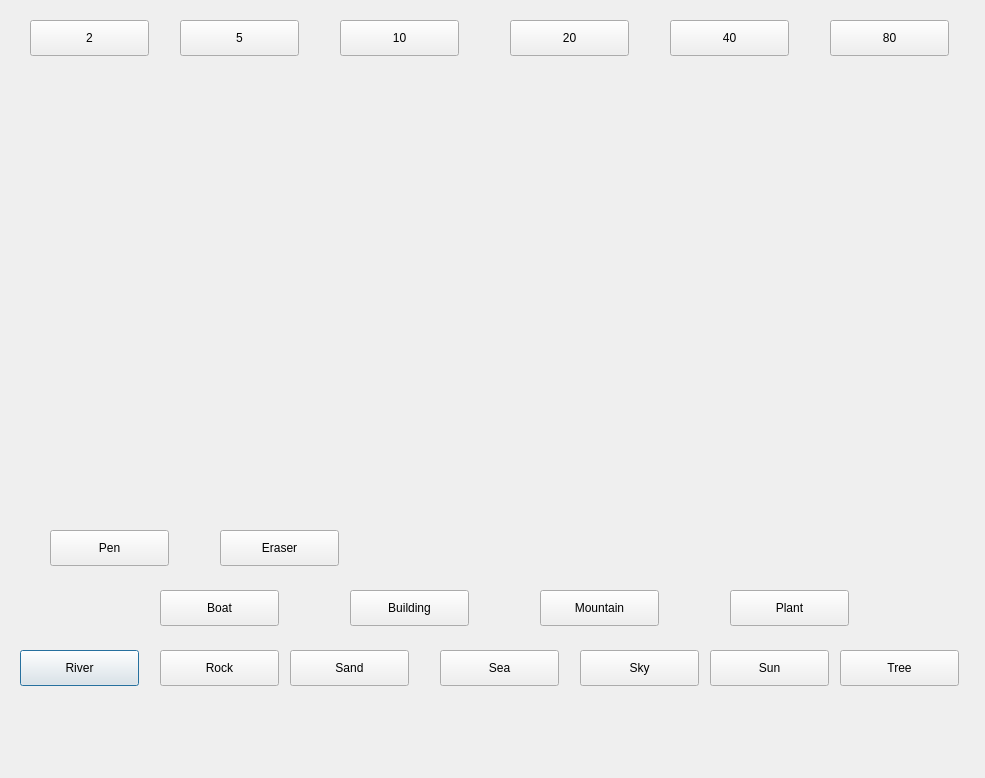
Qt form coast.ui (Shawlleyw/qt-painter) before a commit.
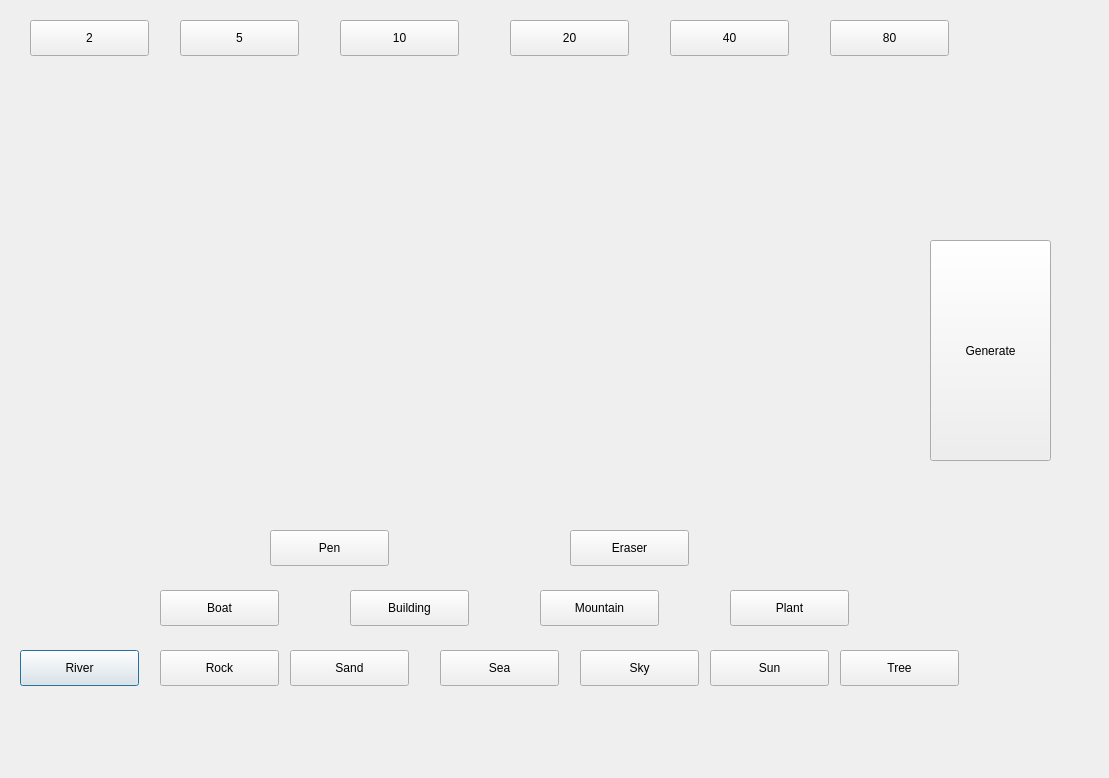
The same form after that commit.

Patch:
```diff
--- a/coast.ui
+++ b/coast.ui
@@ -6,7 +6,7 @@
    <rect>
     <x>0</x>
     <y>0</y>
-    <width>985</width>
+    <width>1109</width>
     <height>778</height>
    </rect>
   </property>
@@ -237,7 +237,7 @@
   <widget class="QPushButton" name="Pen">
    <property name="geometry">
     <rect>
-     <x>50</x>
+     <x>270</x>
      <y>530</y>
      <width>119</width>
      <height>36</height>
@@ -250,7 +250,7 @@
   <widget class="QPushButton" name="Eraser">
    <property name="geometry">
     <rect>
-     <x>220</x>
+     <x>570</x>
      <y>530</y>
      <width>119</width>
      <height>36</height>
@@ -260,6 +260,19 @@
     <string>Eraser</string>
    </property>
   </widget>
+  <widget class="QPushButton" name="Generate">
+   <property name="geometry">
+    <rect>
+     <x>930</x>
+     <y>240</y>
+     <width>121</width>
+     <height>221</height>
+    </rect>
+   </property>
+   <property name="text">
+    <string>Generate</string>
+   </property>
+  </widget>
  </widget>
  <resources/>
  <connections/>
```
